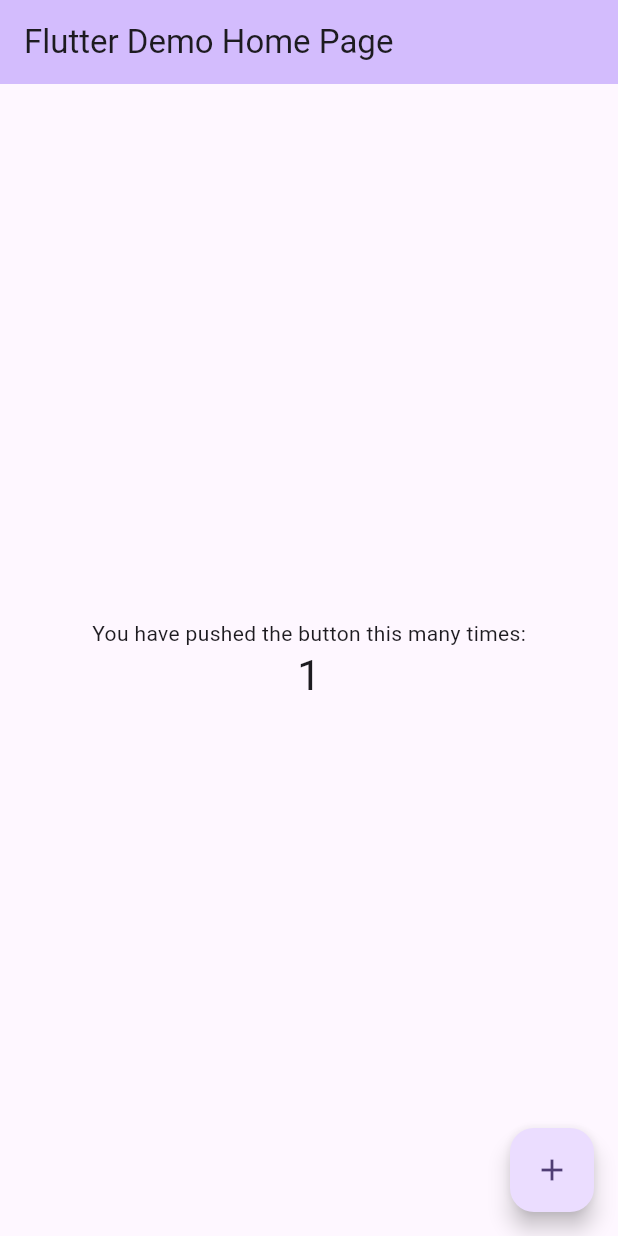
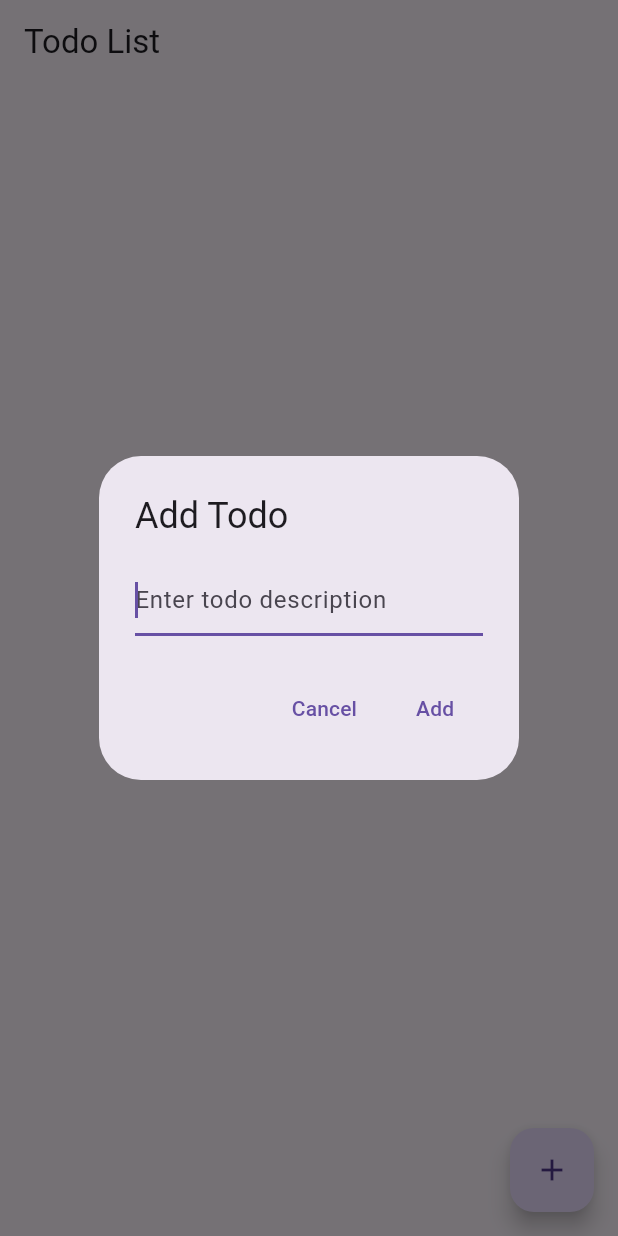
Before and after one commit to xmxtxx/simple_todo_app, a Flutter app: the screen it shows after launch, after a tap on the "add" icon, on a phone screen of 412 x 824 dp. Run offline on Flutter 3.47's test engine with Material 3 defaults, Android fonts, the light colour scheme and no system bars; our stand-ins replace flutter_riverpod.

Commit message:
todo: add a simple todo logic
This needs to be cleaned and made adherent to logic,model,view layer model

```diff
--- /dev/null
+++ b/lib/logic/providers/todo_provider.dart
@@ -0,0 +1,46 @@
+import 'package:flutter_riverpod/flutter_riverpod.dart';
+import 'package:simple_todo_app/logic/todo.dart';
+
+class TodoNotifier extends StateNotifier<List<Todo>> {
+  TodoNotifier() : super([]);
+
+  void addTodo(String description) {
+    state = [
+      ...state,
+      Todo(id: DateTime.now().toString(), description: description)
+    ];
+  }
+
+  void editTodo(String id, String newDescription) {
+    state = [
+      for (final todo in state)
+        if (todo.id == id)
+          Todo(
+              id: todo.id,
+              description: newDescription,
+              completed: todo.completed)
+        else
+          todo,
+    ];
+  }
+
+  void toggleTodoStatus(String id) {
+    state = [
+      for (final todo in state)
+        if (todo.id == id)
+          Todo(
+              id: todo.id,
+              description: todo.description,
+              completed: !todo.completed)
+        else
+          todo,
+    ];
+  }
+
+  void deleteTodo(String id) {
+    state = state.where((todo) => todo.id != id).toList();
+  }
+}
+
+final todoProvider =
+    StateNotifierProvider<TodoNotifier, List<Todo>>((ref) => TodoNotifier());
--- /dev/null
+++ b/lib/logic/todo.dart
@@ -0,0 +1,7 @@
+class Todo {
+  String id;
+  String description;
+  bool completed;
+
+  Todo({required this.id, required this.description, this.completed = false});
+}
--- a/lib/main.dart
+++ b/lib/main.dart
@@ -1,7 +1,14 @@
 import 'package:flutter/material.dart';
+import 'package:flutter_riverpod/flutter_riverpod.dart';
+import 'package:simple_todo_app/views/todo_view.dart';
 
-void main() {
-  runApp(const MyApp());
+void main() async {
+  WidgetsFlutterBinding.ensureInitialized();
+  runApp(
+    const ProviderScope(
+      child: MyApp(),
+    ),
+  );
 }
 
 class MyApp extends StatelessWidget {
@@ -10,59 +17,11 @@ class MyApp extends StatelessWidget {
   @override
   Widget build(BuildContext context) {
     return MaterialApp(
-      title: 'Flutter Demo',
+      title: 'ToDos',
       theme: ThemeData(
-        colorScheme: ColorScheme.fromSeed(seedColor: Colors.deepPurple),
-        useMaterial3: true,
+        primarySwatch: Colors.blue,
       ),
-      home: const MyHomePage(title: 'Flutter Demo Home Page'),
+      home: const TodoListPage(),
     );
   }
 }
-
-class MyHomePage extends StatefulWidget {
-  const MyHomePage({super.key, required this.title});
-  final String title;
-
-  @override
-  State<MyHomePage> createState() => _MyHomePageState();
-}
-
-class _MyHomePageState extends State<MyHomePage> {
-  int _counter = 0;
-
-  void _incrementCounter() {
-    setState(() {
-      _counter++;
-    });
-  }
-
-  @override
-  Widget build(BuildContext context) {
-    return Scaffold(
-      appBar: AppBar(
-        backgroundColor: Theme.of(context).colorScheme.inversePrimary,
-        title: Text(widget.title),
-      ),
-      body: Center(
-        child: Column(
-          mainAxisAlignment: MainAxisAlignment.center,
-          children: <Widget>[
-            const Text(
-              'You have pushed the button this many times:',
-            ),
-            Text(
-              '$_counter',
-              style: Theme.of(context).textTheme.headlineMedium,
-            ),
-          ],
-        ),
-      ),
-      floatingActionButton: FloatingActionButton(
-        onPressed: _incrementCounter,
-        tooltip: 'Increment',
-        child: const Icon(Icons.add),
-      ),
-    );
-  }
-}
--- /dev/null
+++ b/lib/views/todo_view.dart
@@ -0,0 +1,114 @@
+import 'package:flutter/material.dart';
+import 'package:flutter_riverpod/flutter_riverpod.dart';
+import 'package:simple_todo_app/logic/providers/todo_provider.dart';
+import 'package:simple_todo_app/logic/todo.dart';
+
+class TodoListPage extends ConsumerWidget {
+  const TodoListPage({super.key});
+
+  void _showEditDialog(BuildContext context, WidgetRef ref, Todo todo) {
+    final TextEditingController _controller =
+        TextEditingController(text: todo.description);
+    showDialog(
+      context: context,
+      builder: (context) => AlertDialog(
+        title: Text('Edit Todo'),
+        content: TextField(
+          controller: _controller,
+          decoration: InputDecoration(hintText: 'Edit todo description'),
+          autofocus: true,
+        ),
+        actions: [
+          TextButton(
+            child: Text('Cancel'),
+            onPressed: () => Navigator.pop(context),
+          ),
+          TextButton(
+            child: Text('Save'),
+            onPressed: () {
+              if (_controller.text.isNotEmpty) {
+                ref
+                    .read(todoProvider.notifier)
+                    .editTodo(todo.id, _controller.text);
+                Navigator.pop(context);
+              }
+            },
+          ),
+        ],
+      ),
+    );
+  }
+
+  void _showAddDialog(BuildContext context, WidgetRef ref) {
+    final TextEditingController _controller = TextEditingController();
+    showDialog(
+      context: context,
+      builder: (context) => AlertDialog(
+        title: Text('Add Todo'),
+        content: TextField(
+          controller: _controller,
+          decoration: InputDecoration(hintText: 'Enter todo description'),
+          autofocus: true,
+          onSubmitted: (value) {
+            if (value.isNotEmpty) {
+              ref.read(todoProvider.notifier).addTodo(value);
+              Navigator.pop(context);
+            }
+          },
+        ),
+        actions: [
+          TextButton(
+            child: Text('Cancel'),
+            onPressed: () => Navigator.pop(context),
+          ),
+          TextButton(
+            child: Text('Add'),
+            onPressed: () {
+              if (_controller.text.isNotEmpty) {
+                ref.read(todoProvider.notifier).addTodo(_controller.text);
+                Navigator.pop(context);
+              }
+            },
+          ),
+        ],
+      ),
+    );
+  }
+
+  @override
+  Widget build(BuildContext context, WidgetRef ref) {
+    final todos = ref.watch(todoProvider);
+    return Scaffold(
+      appBar: AppBar(title: Text('Todo List')),
+      body: ListView.builder(
+        itemCount: todos.length,
+        itemBuilder: (context, index) {
+          final todo = todos[index];
+          return ListTile(
+            title: Text(todo.description),
+            trailing: Row(
+              mainAxisSize: MainAxisSize.min,
+              children: [
+                IconButton(
+                  icon: Icon(Icons.edit),
+                  onPressed: () => _showEditDialog(context, ref, todo),
+                ),
+                IconButton(
+                  icon: Icon(Icons.delete),
+                  onPressed: () =>
+                      ref.read(todoProvider.notifier).deleteTodo(todo.id),
+                ),
+              ],
+            ),
+            onTap: () =>
+                ref.read(todoProvider.notifier).toggleTodoStatus(todo.id),
+          );
+        },
+      ),
+      floatingActionButton: FloatingActionButton(
+        child: Icon(Icons.add),
+        onPressed: () => _showAddDialog(context, ref),
+      ),
+    );
+  }
+}
```
Also changed, not shown: lib/logic/providers/todo_view_provider.dart (added, +13 -0 lines), lib/view_model/todo_view_model.dart (added, +9 -0 lines).
